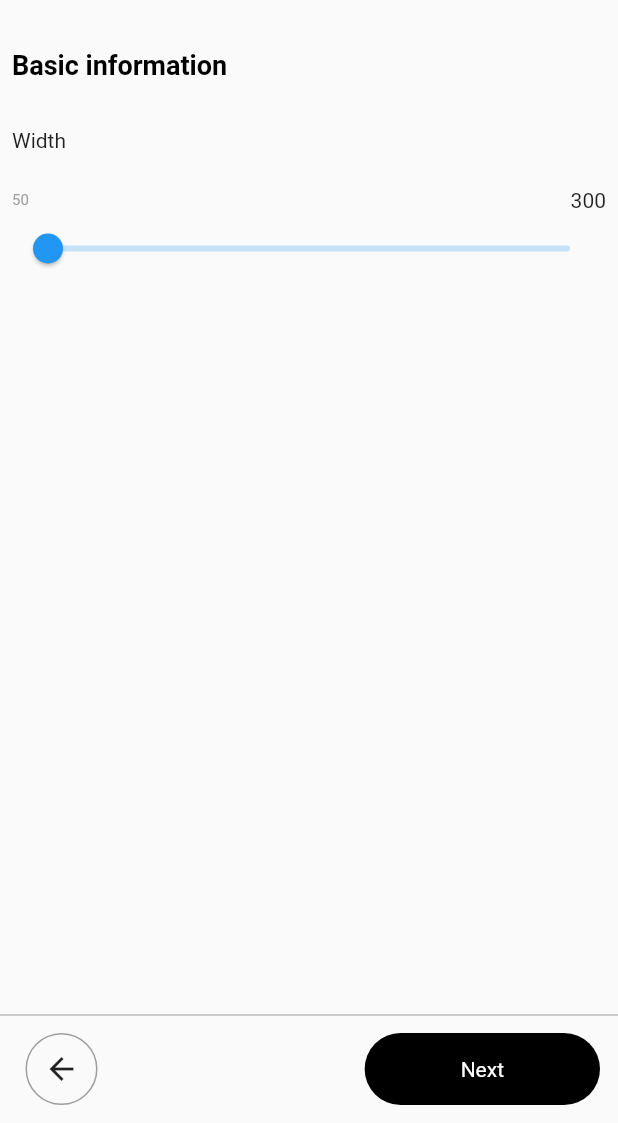
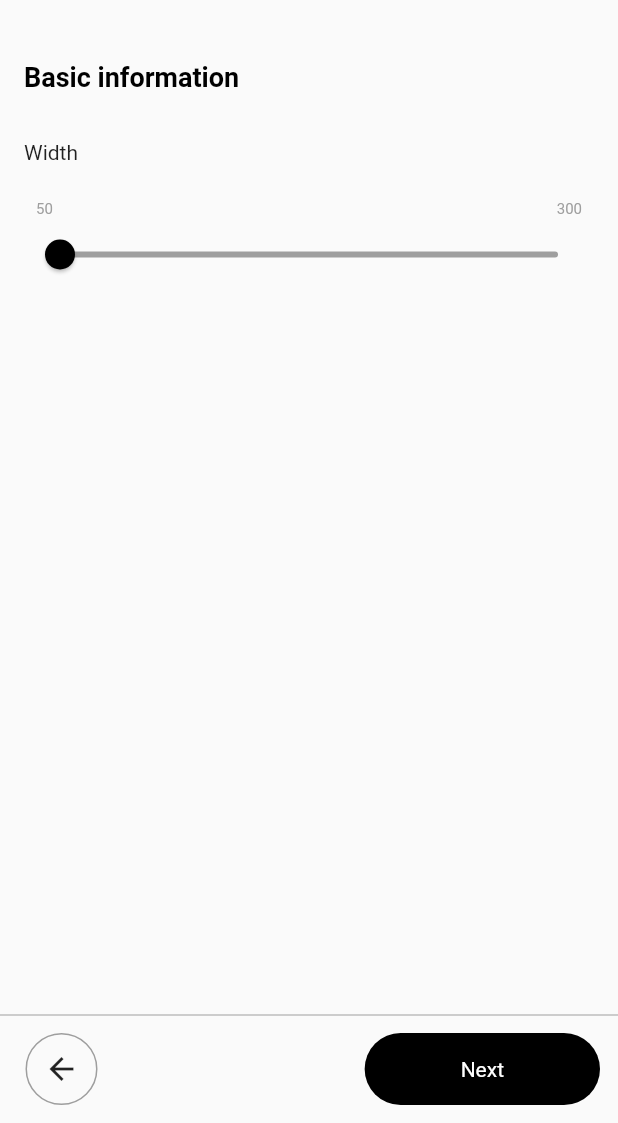
Before and after one commit to JAICHANGPARK/flutter_notebook_18th_story, a Flutter app: the screen it shows after launch, on a phone screen of 412 x 824 dp, the part 113-1236 px from its top. Run offline on Flutter 3.47's test engine with Material 2 defaults, Android fonts, the phone set to English and light mode, and no system bars; our stand-ins replace cached_network_image, flutter_lorem, flutter_riverpod, flutter_svg, freezed_annotation, go_router and 3 more.

Commit message:
Update pax_wardrobe_basic_page.dart

```diff
--- a/lib/ep1081_pax_wardrobe_app/src/ui/pax_wardrobe_basic_page.dart
+++ b/lib/ep1081_pax_wardrobe_app/src/ui/pax_wardrobe_basic_page.dart
@@ -12,34 +12,45 @@ class _PaxWardrobeBasicPageState extends State<PaxWardrobeBasicPage> {
 
   @override
   Widget build(BuildContext context) {
-    return Column(
+    return Padding(
+      padding: const EdgeInsets.all(8.0),
+      child: Column(
         crossAxisAlignment: CrossAxisAlignment.start,
         children: [
           Text(
             "Basic information",
-          style: TextStyle(
-            fontWeight: FontWeight.bold,
-            color: Colors.black,
-            fontSize: 18
+            style: TextStyle(fontWeight: FontWeight.bold, color: Colors.black, fontSize: 18),
           ),
+          SizedBox(
+            height: 32,
           ),
-        SizedBox(height: 32,),
           Text("Width"),
-        SizedBox(height: 24,),
-        Row(
+          SizedBox(
+            height: 24,
+          ),
+          Padding(
+            padding: const EdgeInsets.symmetric(horizontal: 8),
+            child: Row(
               mainAxisAlignment: MainAxisAlignment.spaceBetween,
               children: [
-            Text("50", style: TextStyle(
-                color: Colors.grey,
-                fontSize: 10
-            ),),
-            Text("300"),
+                Text(
+                  "50",
+                  style: TextStyle(color: Colors.grey, fontSize: 10),
+                ),
+                Text(
+                  "300",
+                  style: TextStyle(color: Colors.grey, fontSize: 10),
+                ),
               ],
+            ),
           ),
           Slider(
             max: 300,
             min: 50,
             value: _widthValue,
+            thumbColor: Colors.black,
+            activeColor: Colors.black,
+            inactiveColor: Colors.grey,
             onChanged: (double value) {
               setState(() {
                 _widthValue = value;
@@ -48,6 +59,7 @@ class _PaxWardrobeBasicPageState extends State<PaxWardrobeBasicPage> {
             label: "${_widthValue.toStringAsFixed(0)} cm",
           )
         ],
+      ),
     );
   }
 }
```
Lines whose indentation alone changed are shown as unchanged.
